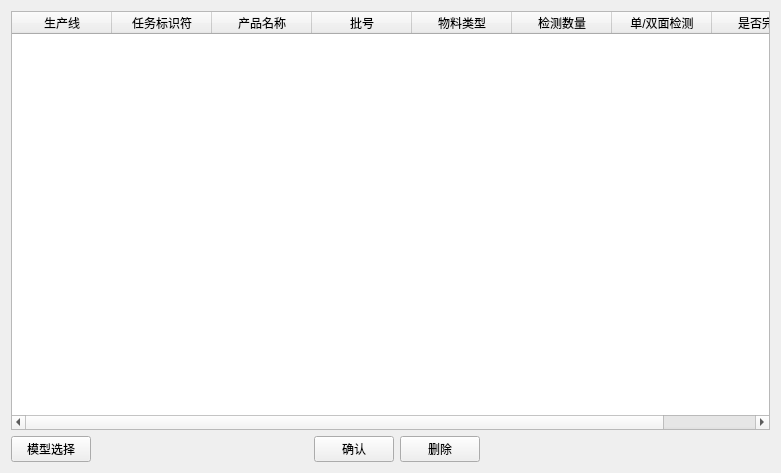
Qt form ui/layout/UI_TaskPage.ui (Zdh-501/OCRQt) before a commit.
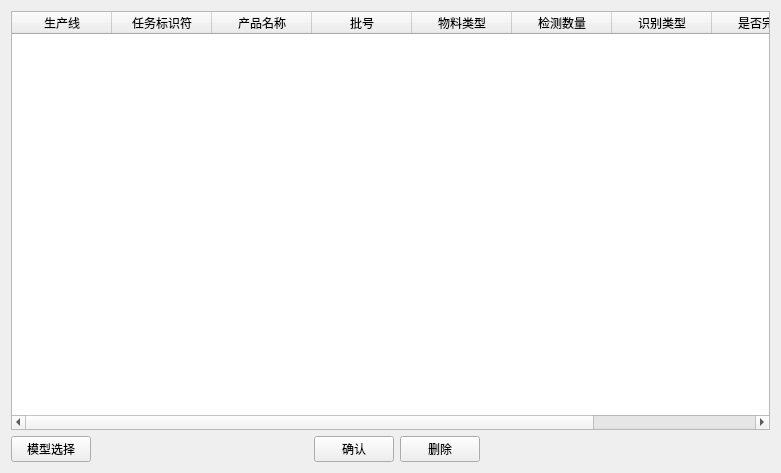
The same form after that commit.

Commit message: 修正按照任务Key值进行删除

Patch:
```diff
--- a/ui/layout/UI_TaskPage.ui
+++ b/ui/layout/UI_TaskPage.ui
@@ -54,7 +54,7 @@
      </column>
      <column>
       <property name="text">
-       <string>单/双面检测</string>
+       <string>识别类型</string>
       </property>
      </column>
      <column>
@@ -62,6 +62,11 @@
        <string>是否完成</string>
       </property>
      </column>
+     <column>
+      <property name="text">
+       <string>任务Key值</string>
+      </property>
+     </column>
     </widget>
    </item>
    <item>
```
The commit also changes 5 other files.
